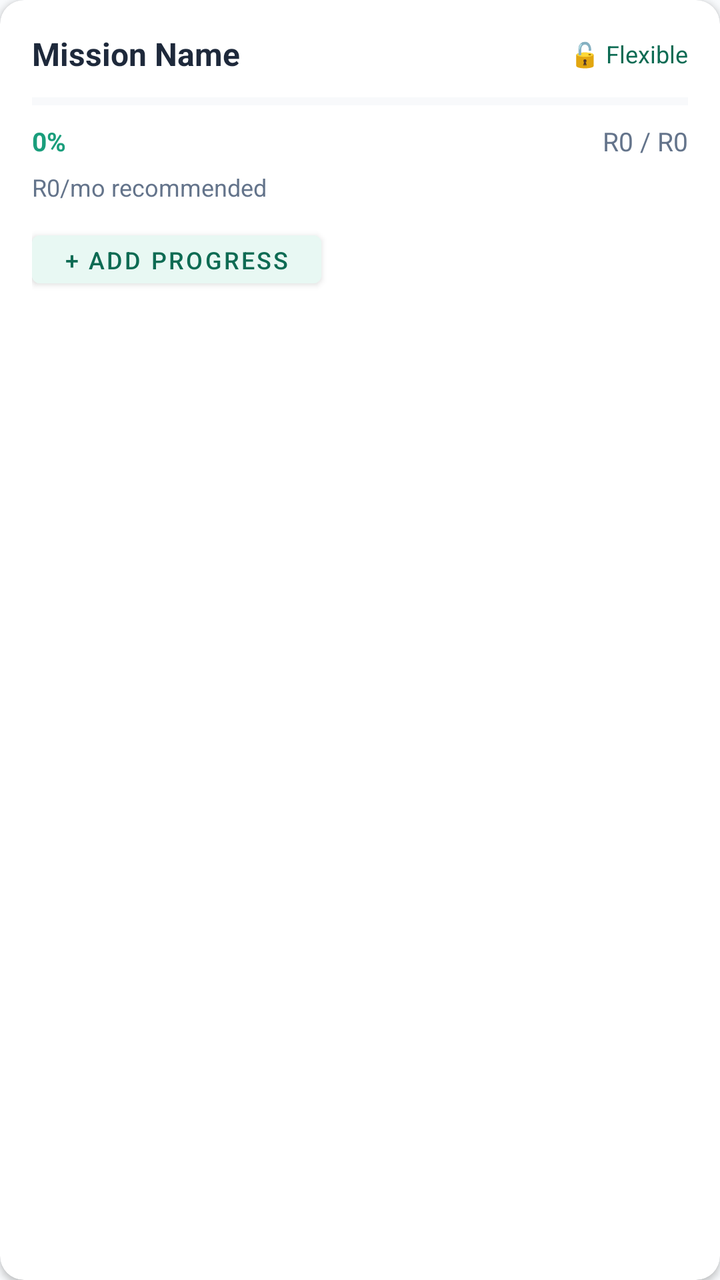
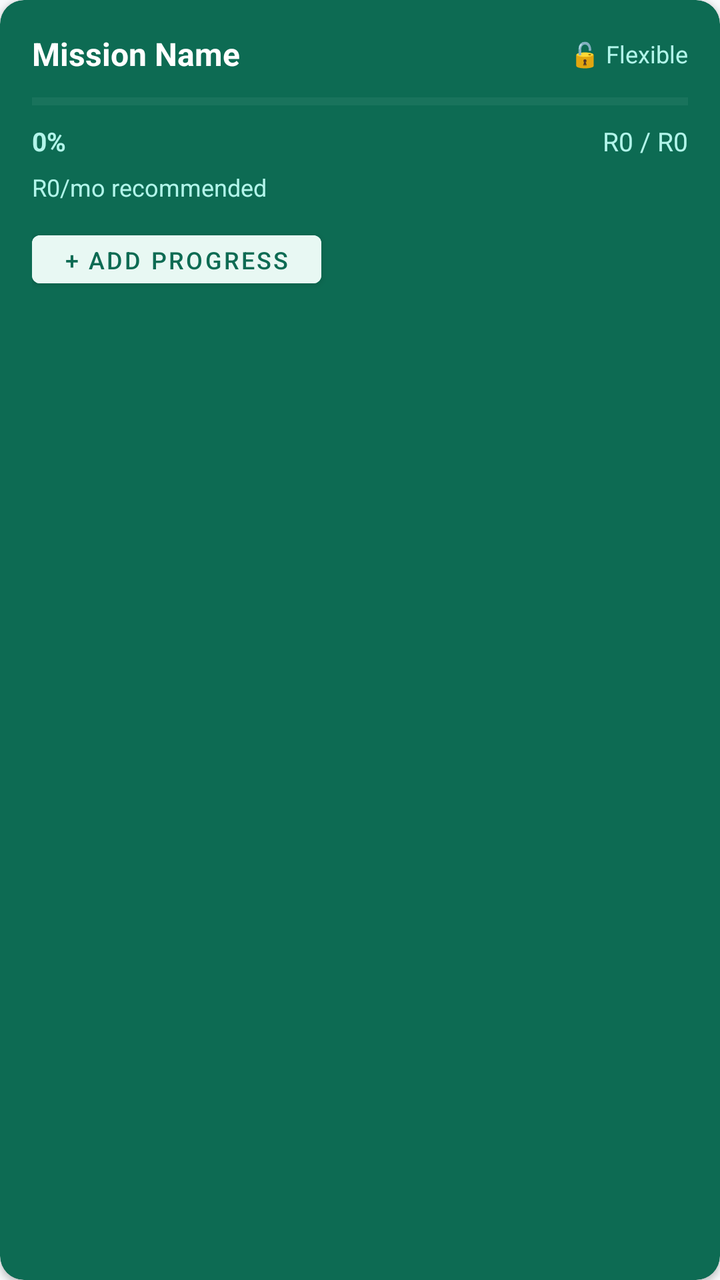

Before-and-after screenshots of an Android layout around one commit, followed by the original layout XML and the change that was made.
<!-- AndroidManifest.xml: application theme Theme.MoneyAssist -->
<!-- res/layout/item_mission.xml -->
<?xml version="1.0" encoding="utf-8"?>
<androidx.cardview.widget.CardView
    xmlns:android="http://schemas.android.com/apk/res/android"
    xmlns:app="http://schemas.android.com/apk/res-auto"
    android:layout_width="match_parent"
    android:layout_height="wrap_content"
    android:layout_marginBottom="10dp"
    app:cardCornerRadius="12dp"
    app:cardElevation="2dp">

    <LinearLayout
        android:layout_width="match_parent"
        android:layout_height="wrap_content"
        android:orientation="vertical"
        android:padding="16dp">

        <LinearLayout android:layout_width="match_parent" android:layout_height="wrap_content"
            android:orientation="horizontal" android:gravity="center_vertical"
            android:layout_marginBottom="8dp">

            <TextView android:id="@+id/tv_mission_name"
                android:layout_width="0dp" android:layout_height="wrap_content"
                android:layout_weight="1" android:text="Mission Name"
                android:textStyle="bold" android:textSize="16sp" android:textColor="@color/text_primary"/>

            <TextView android:id="@+id/tv_budget_mode"
                android:layout_width="wrap_content" android:layout_height="wrap_content"
                android:text="🔓 Flexible" android:textSize="12sp" android:textColor="@color/green_dark"/>
        </LinearLayout>

        <ProgressBar
            android:id="@+id/progress_mission"
            style="?android:attr/progressBarStyleHorizontal"
            android:layout_width="match_parent" android:layout_height="10dp"
            android:layout_marginBottom="6dp" android:max="100"
            android:progressTint="@color/green_primary"
            android:progressBackgroundTint="@color/border"/>

        <LinearLayout android:layout_width="match_parent" android:layout_height="wrap_content"
            android:orientation="horizontal" android:layout_marginBottom="6dp">

            <TextView android:id="@+id/tv_mission_pct"
                android:layout_width="wrap_content" android:layout_height="wrap_content"
                android:text="0%" android:textColor="@color/green_primary" android:textStyle="bold"
                android:textSize="13sp"/>

            <View android:layout_width="0dp" android:layout_height="0dp" android:layout_weight="1"/>

            <TextView android:id="@+id/tv_mission_target"
                android:layout_width="wrap_content" android:layout_height="wrap_content"
                android:text="R0 / R0" android:textSize="13sp" android:textColor="@color/text_secondary"/>
        </LinearLayout>

        <TextView android:id="@+id/tv_monthly_contrib"
            android:layout_width="wrap_content" android:layout_height="wrap_content"
            android:text="R0/mo recommended"
            android:textSize="12sp" android:textColor="@color/text_secondary"
            android:layout_marginBottom="10dp"/>

        <Button android:id="@+id/btn_add_progress"
            android:layout_width="wrap_content" android:layout_height="36dp"
            android:text="+ Add Progress"
            android:textSize="12sp"
            android:backgroundTint="@color/green_light"
            android:textColor="@color/green_dark"/>
    </LinearLayout>
</androidx.cardview.widget.CardView>
<!-- resources referenced by this layout -->
<resources>
  <color name="border">#E2E8F0</color>
  <color name="green_dark">#0D6B53</color>
  <color name="green_light">#E8F8F3</color>
  <color name="green_primary">#1A9E7C</color>
  <color name="text_primary">#1E293B</color>
  <color name="text_secondary">#64748B</color>
  <style name="Theme.MoneyAssist" parent="Theme.MaterialComponents.DayNight.NoActionBar">
          <item name="colorPrimary">@color/green_primary</item>
          <item name="colorPrimaryVariant">@color/green_dark</item>
          <item name="colorOnPrimary">@color/white</item>
          <item name="colorSecondary">@color/yellow_accent</item>
          <item name="colorOnSecondary">@color/text_primary</item>
          <item name="colorSurface">@color/bg_card</item>
          <item name="colorOnSurface">@color/text_primary</item>
          <item name="android:windowBackground">@color/bg_page</item>
          <item name="android:statusBarColor">@color/green_dark</item>
  
          
          <item name="bottomNavigationStyle">@style/Widget.MoneyAssist.BottomNav</item>
      </style>
  <color name="white">#FFFFFF</color>
  <color name="yellow_accent">#F59E0B</color>
  <color name="bg_card">#FFFFFF</color>
  <color name="bg_page">#F8FAFC</color>
  <style name="Widget.MoneyAssist.BottomNav" parent="Widget.MaterialComponents.BottomNavigationView">
          <item name="itemIconTint">@color/bottom_nav_color</item>
          <item name="itemTextColor">@color/bottom_nav_color</item>
          <item name="backgroundTint">@color/white</item>
      </style>
</resources>

<!-- the commit's change to res/layout/item_mission.xml (unified diff, before → after) -->
@@ -5,6 +5,7 @@
     android:layout_width="match_parent"
     android:layout_height="wrap_content"
     android:layout_marginBottom="10dp"
+    app:cardBackgroundColor="@color/green_dark"
     app:cardCornerRadius="12dp"
     app:cardElevation="2dp">
 
@@ -21,11 +22,11 @@
             <TextView android:id="@+id/tv_mission_name"
                 android:layout_width="0dp" android:layout_height="wrap_content"
                 android:layout_weight="1" android:text="Mission Name"
-                android:textStyle="bold" android:textSize="16sp" android:textColor="@color/text_primary"/>
+                android:textStyle="bold" android:textSize="16sp" android:textColor="@color/white"/>
 
             <TextView android:id="@+id/tv_budget_mode"
                 android:layout_width="wrap_content" android:layout_height="wrap_content"
-                android:text="🔓 Flexible" android:textSize="12sp" android:textColor="@color/green_dark"/>
+                android:text="🔓 Flexible" android:textSize="12sp" android:textColor="#B2F5EA"/>
         </LinearLayout>
 
         <ProgressBar
@@ -34,27 +35,27 @@
             android:layout_width="match_parent" android:layout_height="10dp"
             android:layout_marginBottom="6dp" android:max="100"
             android:progressTint="@color/green_primary"
-            android:progressBackgroundTint="@color/border"/>
+            android:progressBackgroundTint="#33FFFFFF"/>
 
         <LinearLayout android:layout_width="match_parent" android:layout_height="wrap_content"
             android:orientation="horizontal" android:layout_marginBottom="6dp">
 
             <TextView android:id="@+id/tv_mission_pct"
                 android:layout_width="wrap_content" android:layout_height="wrap_content"
-                android:text="0%" android:textColor="@color/green_primary" android:textStyle="bold"
+                android:text="0%" android:textColor="#B2F5EA" android:textStyle="bold"
                 android:textSize="13sp"/>
 
             <View android:layout_width="0dp" android:layout_height="0dp" android:layout_weight="1"/>
 
             <TextView android:id="@+id/tv_mission_target"
                 android:layout_width="wrap_content" android:layout_height="wrap_content"
-                android:text="R0 / R0" android:textSize="13sp" android:textColor="@color/text_secondary"/>
+                android:text="R0 / R0" android:textSize="13sp" android:textColor="#B2F5EA"/>
         </LinearLayout>
 
         <TextView android:id="@+id/tv_monthly_contrib"
             android:layout_width="wrap_content" android:layout_height="wrap_content"
             android:text="R0/mo recommended"
-            android:textSize="12sp" android:textColor="@color/text_secondary"
+            android:textSize="12sp" android:textColor="#B2F5EA"
             android:layout_marginBottom="10dp"/>
 
         <Button android:id="@+id/btn_add_progress"
<!-- resource entries referenced after the edit -->
@@ -1,11 +1,9 @@
 <!-- resources referenced by this layout -->
 <resources>
-  <color name="border">#E2E8F0</color>
   <color name="green_dark">#0D6B53</color>
   <color name="green_light">#E8F8F3</color>
   <color name="green_primary">#1A9E7C</color>
   <color name="text_primary">#1E293B</color>
-  <color name="text_secondary">#64748B</color>
   <style name="Theme.MoneyAssist" parent="Theme.MaterialComponents.DayNight.NoActionBar">
           <item name="colorPrimary">@color/green_primary</item>
           <item name="colorPrimaryVariant">@color/green_dark</item>
@@ -25,8 +23,8 @@
   <color name="bg_card">#FFFFFF</color>
   <color name="bg_page">#F8FAFC</color>
   <style name="Widget.MoneyAssist.BottomNav" parent="Widget.MaterialComponents.BottomNavigationView">
-          <item name="itemIconTint">@color/bottom_nav_color</item>
-          <item name="itemTextColor">@color/bottom_nav_color</item>
+          <item name="itemIconTint">@color/nav_icon_color</item>
+          <item name="itemTextColor">@color/nav_icon_color</item>
           <item name="backgroundTint">@color/white</item>
       </style>
 </resources>
